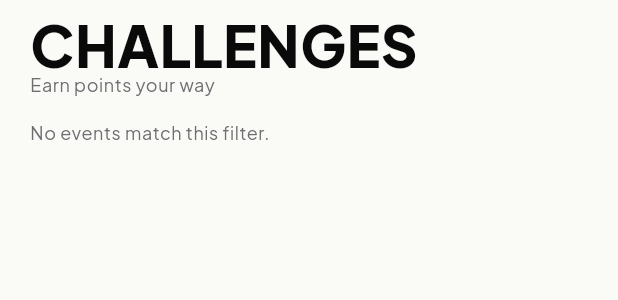
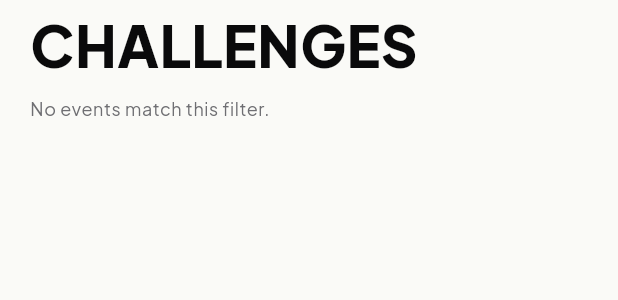
Before and after one commit to LowBudgetChaplin/neverest-frontend, a Flutter app: the ChallengesTabScreen widget shown alone on an empty page, opened directly, on a phone screen of 412 x 824 dp. Shown: the top 300 px of the screen. Run offline on Flutter 3.47's test engine with Material 3 defaults, Android fonts, the phone set to English and light mode, and no system bars; our stand-ins replace dio, equatable, firebase_core, flutter_bloc, flutter_riverpod, flutter_secure_storage and 7 more; missing offline and left inert: mobile_scanner; accounts and stored records are empty; network calls fail.

Commit message:
small refactor

```diff
--- a/lib/features/shell/presentation/tabs/challenges_tab_screen.dart
+++ b/lib/features/shell/presentation/tabs/challenges_tab_screen.dart
@@ -42,13 +42,13 @@ class _ChallengesTabScreenState extends State<ChallengesTabScreen> {
                       ),
                 ),
               ),
-              Padding(
-                padding: const EdgeInsets.symmetric(horizontal: 20),
-                child: Text(
-                  l10n.challengesSubtitle,
-                  style: Theme.of(context).textTheme.bodySmall,
-                ),
-              ),
+              // Padding(
+              //   padding: const EdgeInsets.symmetric(horizontal: 20),
+              //   child: Text(
+              //     l10n.challengesSubtitle,
+              //     style: Theme.of(context).textTheme.bodySmall,
+              //   ),
+              // ),
               const SizedBox(height: 16),
               Padding(
                 padding: const EdgeInsets.symmetric(horizontal: 20),
@@ -83,13 +83,13 @@ class _ChallengesTabScreenState extends State<ChallengesTabScreen> {
                     ),
               ),
             ),
-            Padding(
-              padding: const EdgeInsets.symmetric(horizontal: 20),
-              child: Text(
-                l10n.challengesSubtitle,
-                style: Theme.of(context).textTheme.bodySmall,
-              ),
-            ),
+            // Padding(
+            //   padding: const EdgeInsets.symmetric(horizontal: 20),
+            //   child: Text(
+            //     l10n.challengesSubtitle,
+            //     style: Theme.of(context).textTheme.bodySmall,
+            //   ),
+            // ),
             const SizedBox(height: 12),
             Padding(
               padding: const EdgeInsets.symmetric(horizontal: 20),
```
Also changed, not shown: lib/features/shell/presentation/tabs/leaderboard_tab_screen.dart (+7 -7 lines).
